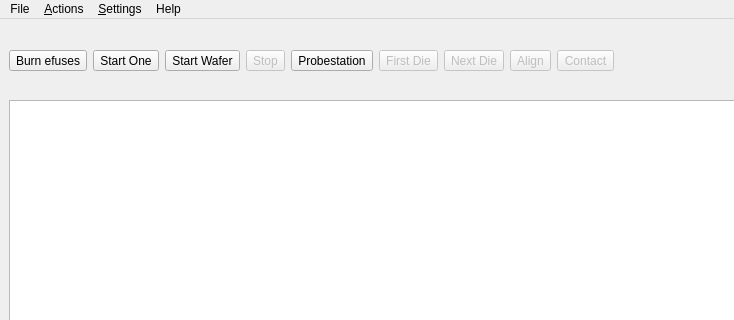
Old version of the form python/wafer/WaferProbingUI.ui in the repository navrit/dexter; both pictures show x 0 to 734 and y 0 to 320 of the 1121 by 790 pixel window.
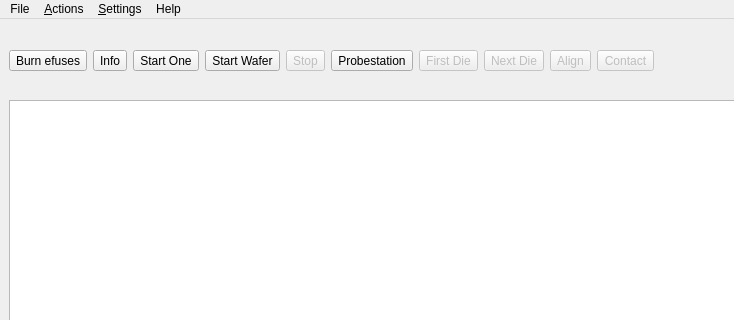
New version of the form. Icons and pictures are not drawn.

Commit message: [python] chip info added

```diff
--- a/python/wafer/WaferProbingUI.ui
+++ b/python/wafer/WaferProbingUI.ui
@@ -41,6 +41,26 @@
         </property>
        </widget>
       </item>
+      <item>
+       <widget class="QToolButton" name="toolInfo">
+        <property name="text">
+         <string>Info</string>
+        </property>
+        <property name="icon">
+         <iconset resource="resources.qrc">
+          <normaloff>:/img/messagebox_info.png</normaloff>:/img/messagebox_info.png</iconset>
+        </property>
+        <property name="iconSize">
+         <size>
+          <width>48</width>
+          <height>48</height>
+         </size>
+        </property>
+        <property name="toolButtonStyle">
+         <enum>Qt::ToolButtonTextUnderIcon</enum>
+        </property>
+       </widget>
+      </item>
       <item>
        <widget class="QToolButton" name="toolStartOne">
         <property name="text">
```
Left out of the diff: 2 changed lines with no effect on the pictures. The commit also changes 1 other file.
